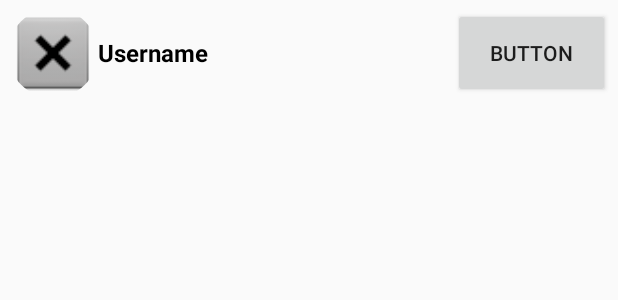
After one commit to BezMan/KotlinMessanger, an Android app: the layout user_row.xml on its own in the app's theme, with its tools: preview values and no code run, on a phone screen of 412 x 824 dp. The commit adds this screen. Shown: the top 300 px of the screen. Run offline under Robolectric (Android 15) with nearby library versions, the phone set to English and light mode, and no system bars.

Commit message:
Groupie lib, for easy RecyclerView

```diff
--- a/app/src/main/AndroidManifest.xml
+++ b/app/src/main/AndroidManifest.xml
@@ -11,6 +11,9 @@
         android:supportsRtl="true"
         android:theme="@style/AppTheme"
         tools:ignore="GoogleAppIndexingWarning">
+        <activity
+            android:name=".ComposeMessageActivity"
+            android:parentActivityName=".MessagesListActivity" />
 
         <activity android:name=".MessagesListActivity">
             <intent-filter>
@@ -18,7 +21,6 @@
                 <category android:name="android.intent.category.LAUNCHER" />
             </intent-filter>
         </activity>
-
 
         <activity android:name=".RegisterActivity">
             <intent-filter>
--- /dev/null
+++ b/app/src/main/res/layout/user_row.xml
@@ -0,0 +1,34 @@
+<?xml version="1.0" encoding="utf-8"?>
+<LinearLayout xmlns:android="http://schemas.android.com/apk/res/android"
+    xmlns:app="http://schemas.android.com/apk/res-auto"
+    xmlns:tools="http://schemas.android.com/tools"
+    android:layout_width="match_parent"
+    android:layout_height="wrap_content"
+    android:layout_margin="5dp"
+    android:orientation="horizontal">
+
+    <de.hdodenhof.circleimageview.CircleImageView
+        android:id="@+id/imageView2"
+        android:layout_width="60dp"
+        android:layout_height="60dp"
+        android:layout_gravity="center"
+        app:srcCompat="@android:drawable/btn_dialog" />
+
+    <TextView
+        android:id="@+id/textView"
+        android:layout_width="wrap_content"
+        android:layout_height="match_parent"
+        android:layout_weight="10"
+        android:gravity="center_vertical"
+        android:textColor="@android:color/black"
+        android:textSize="16sp"
+        android:textStyle="bold"
+        tools:text="Username" />
+
+    <Button
+        android:id="@+id/button"
+        android:layout_width="wrap_content"
+        android:layout_height="match_parent"
+        android:layout_weight="1"
+        android:text="Button" />
+</LinearLayout>
```
Also changed, not shown: app/build.gradle (+8 -0 lines), app/src/main/java/com/dev/kotlinmessenger/ComposeMessageActivity.kt (added, +40 -0 lines), app/src/main/java/com/dev/kotlinmessenger/MessagesListActivity.kt (+10 -3 lines), app/src/main/res/layout/activity_compose_message.xml (added, +15 -0 lines).
